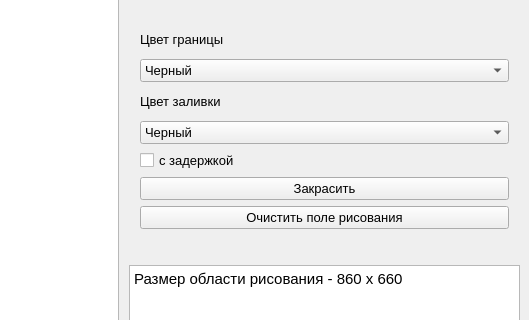
The window that ksupol/lab_05/lab_05/mainwindow.ui (SGCube/IU7-Computer-Graphics) describes before a commit, drawn with Qt 5; both pictures show x 751 to 1280 and y 305 to 625 of the 1280 by 720 pixel window.
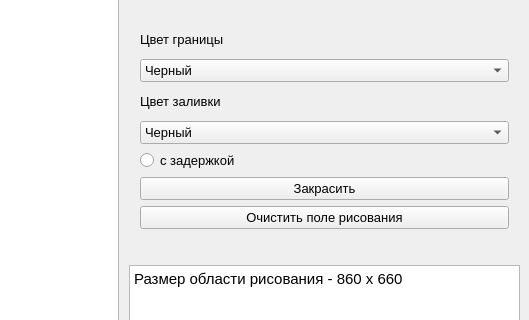
The same window after the commit.

The edit to the form file:
```diff
--- a/ksupol/lab_05/lab_05/mainwindow.ui
+++ b/ksupol/lab_05/lab_05/mainwindow.ui
@@ -241,7 +241,7 @@
       </widget>
      </item>
      <item>
-      <widget class="QCheckBox" name="checkBox">
+      <widget class="QRadioButton" name="delay">
        <property name="font">
         <font>
          <pointsize>10</pointsize>
```
